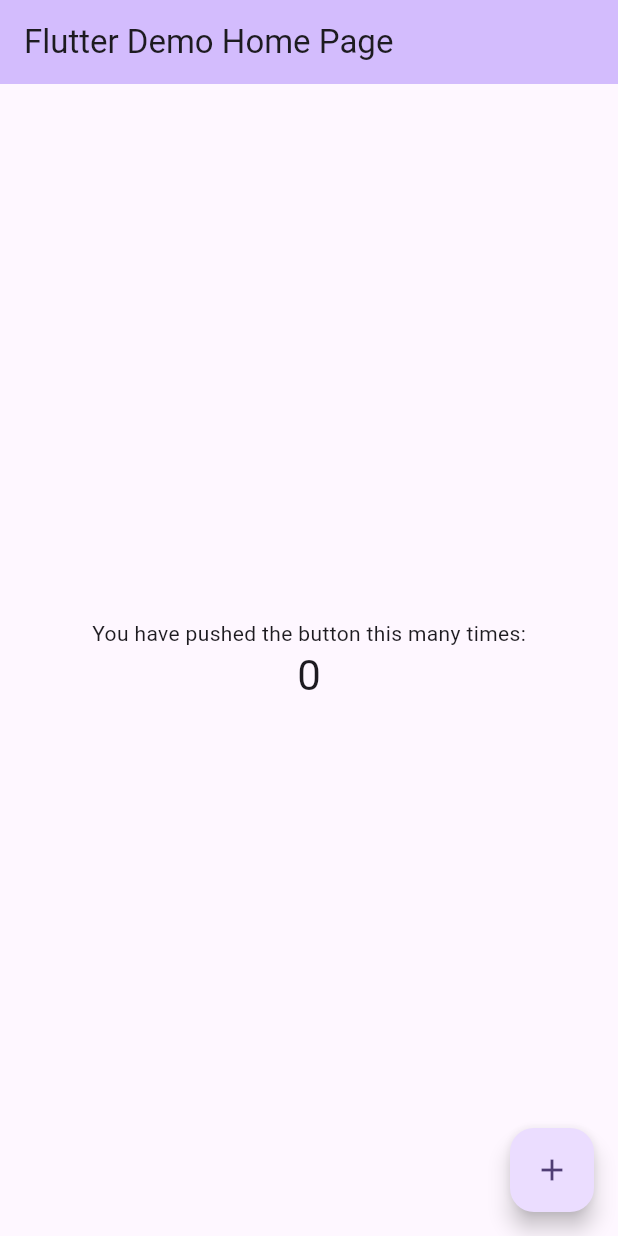
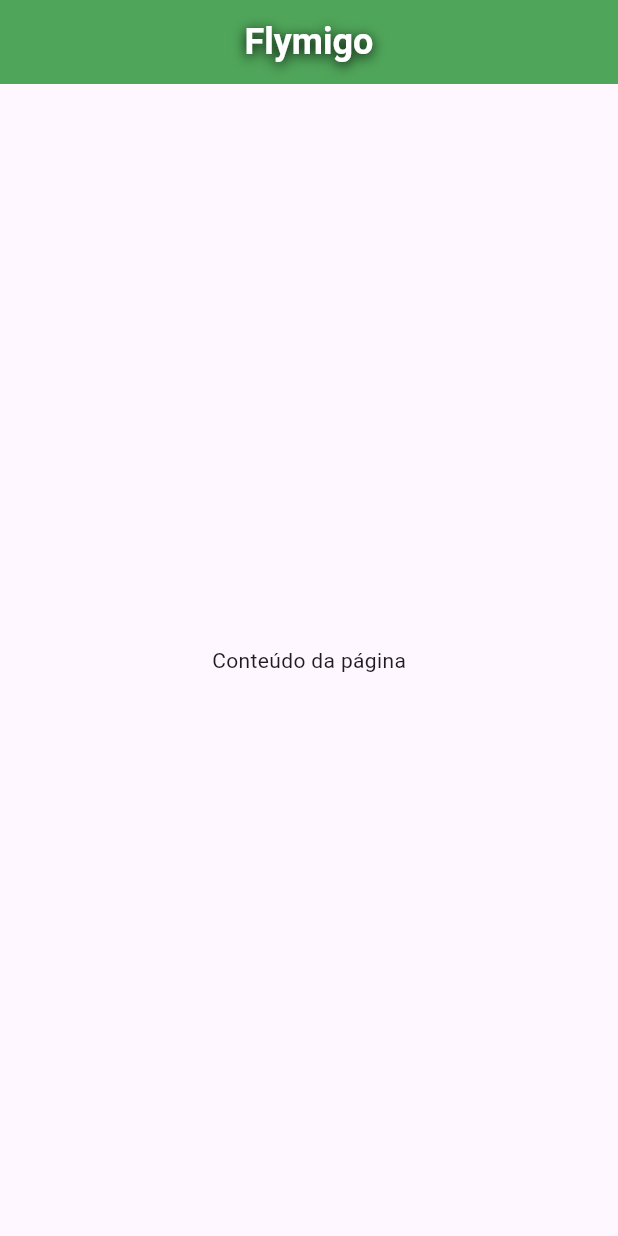
Before and after one commit to pedrjose/flymigo-app, a Flutter app: the screen it shows after launch, on a phone screen of 412 x 824 dp. Run offline on Flutter 3.47's test engine with Material 3 defaults, Android fonts, the phone set to English and light mode, and no system bars; Roboto replaces fonts that are missing (Hind).

Commit message:
chore: config structure for flymigo app

```diff
--- a/lib/main.dart
+++ b/lib/main.dart
@@ -1,122 +1,21 @@
 import 'package:flutter/material.dart';
+import 'pages/home_page.dart';
 
 void main() {
-  runApp(const MyApp());
+  runApp(MeuAplicativo());
 }
 
-class MyApp extends StatelessWidget {
-  const MyApp({super.key});
-
-  // This widget is the root of your application.
+class MeuAplicativo extends StatelessWidget {
   @override
   Widget build(BuildContext context) {
     return MaterialApp(
-      title: 'Flutter Demo',
+      title: 'Flymigo',
+      debugShowCheckedModeBanner: false,
       theme: ThemeData(
-        // This is the theme of your application.
-        //
-        // TRY THIS: Try running your application with "flutter run". You'll see
-        // the application has a purple toolbar. Then, without quitting the app,
-        // try changing the seedColor in the colorScheme below to Colors.green
-        // and then invoke "hot reload" (save your changes or press the "hot
-        // reload" button in a Flutter-supported IDE, or press "r" if you used
-        // the command line to start the app).
-        //
-        // Notice that the counter didn't reset back to zero; the application
-        // state is not lost during the reload. To reset the state, use hot
-        // restart instead.
-        //
-        // This works for code too, not just values: Most code changes can be
-        // tested with just a hot reload.
-        colorScheme: ColorScheme.fromSeed(seedColor: Colors.deepPurple),
+        primarySwatch: Colors.blue,
+        visualDensity: VisualDensity.adaptivePlatformDensity,
       ),
-      home: const MyHomePage(title: 'Flutter Demo Home Page'),
+      home: HomePage(),
     );
   }
 }
-
-class MyHomePage extends StatefulWidget {
-  const MyHomePage({super.key, required this.title});
-
-  // This widget is the home page of your application. It is stateful, meaning
-  // that it has a State object (defined below) that contains fields that affect
-  // how it looks.
-
-  // This class is the configuration for the state. It holds the values (in this
-  // case the title) provided by the parent (in this case the App widget) and
-  // used by the build method of the State. Fields in a Widget subclass are
-  // always marked "final".
-
-  final String title;
-
-  @override
-  State<MyHomePage> createState() => _MyHomePageState();
-}
-
-class _MyHomePageState extends State<MyHomePage> {
-  int _counter = 0;
-
-  void _incrementCounter() {
-    setState(() {
-      // This call to setState tells the Flutter framework that something has
-      // changed in this State, which causes it to rerun the build method below
-      // so that the display can reflect the updated values. If we changed
-      // _counter without calling setState(), then the build method would not be
-      // called again, and so nothing would appear to happen.
-      _counter++;
-    });
-  }
-
-  @override
-  Widget build(BuildContext context) {
-    // This method is rerun every time setState is called, for instance as done
-    // by the _incrementCounter method above.
-    //
-    // The Flutter framework has been optimized to make rerunning build methods
-    // fast, so that you can just rebuild anything that needs updating rather
-    // than having to individually change instances of widgets.
-    return Scaffold(
-      appBar: AppBar(
-        // TRY THIS: Try changing the color here to a specific color (to
-        // Colors.amber, perhaps?) and trigger a hot reload to see the AppBar
-        // change color while the other colors stay the same.
-        backgroundColor: Theme.of(context).colorScheme.inversePrimary,
-        // Here we take the value from the MyHomePage object that was created by
-        // the App.build method, and use it to set our appbar title.
-        title: Text(widget.title),
-      ),
-      body: Center(
-        // Center is a layout widget. It takes a single child and positions it
-        // in the middle of the parent.
-        child: Column(
-          // Column is also a layout widget. It takes a list of children and
-          // arranges them vertically. By default, it sizes itself to fit its
-          // children horizontally, and tries to be as tall as its parent.
-          //
-          // Column has various properties to control how it sizes itself and
-          // how it positions its children. Here we use mainAxisAlignment to
-          // center the children vertically; the main axis here is the vertical
-          // axis because Columns are vertical (the cross axis would be
-          // horizontal).
-          //
-          // TRY THIS: Invoke "debug painting" (choose the "Toggle Debug Paint"
-          // action in the IDE, or press "p" in the console), to see the
-          // wireframe for each widget.
-          mainAxisAlignment: MainAxisAlignment.center,
-          children: <Widget>[
-            const Text('You have pushed the button this many times:'),
-            Text(
-              '$_counter',
-              style: Theme.of(context).textTheme.headlineMedium,
-            ),
-          ],
-        ),
-      ),
-      floatingActionButton: FloatingActionButton(
-        onPressed: _incrementCounter,
-        tooltip: 'Increment',
-        child: const Icon(Icons.add),
-      ), // This trailing comma makes auto-formatting nicer for build methods.
-    );
-  }
-}
--- /dev/null
+++ b/lib/models/fly.dart
@@ -0,0 +1,12 @@
+class Fly {
+  String travelType;
+  String airport;
+  String departureDate;
+  String returnDate;
+  String airline;
+  int adults;
+  int childrens;
+  int babys;
+
+  Fly({this.travelType, this.airport, this.departureDate, this.returnDate, this.airline, this.adults, this.childrens, this.babys});
+}
--- /dev/null
+++ b/lib/pages/home_page.dart
@@ -0,0 +1,34 @@
+import 'package:flutter/material.dart';
+
+class HomePage extends StatelessWidget {
+  @override
+  Widget build(BuildContext context) {
+    return Scaffold(
+      appBar: AppBar(
+        title: Center(
+          child: Text(
+            'Flymigo',
+            style: TextStyle(
+              fontFamily: 'Hind',
+              fontSize: 24,
+              fontWeight: FontWeight.bold,
+              color: Colors.white,
+              shadows: [
+                Shadow(
+                  color: Colors.black,
+                  offset: Offset(0, 2),
+                  blurRadius: 10,
+                ),
+              ],
+            ),
+          ),
+        ),
+        backgroundColor: Colors.green,
+        elevation: 5,
+      ),
+      body: Center(
+        child: Text('Conteúdo da página'),
+      ),
+    );
+  }
+}
```
Also changed, not shown: lib/controller/home_controller.dart (added).
